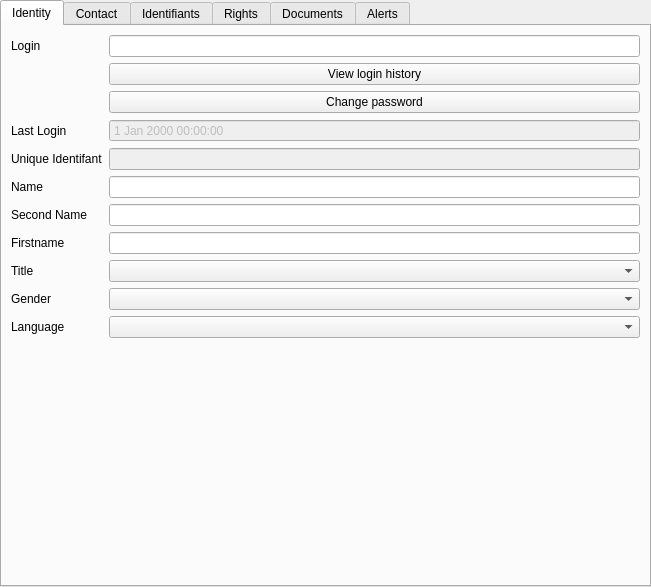
Before: the Qt Designer form plugins/usermanagerplugin/widgets/userviewer.ui in FreeHealth/freehealth, drawn with Qt 5.
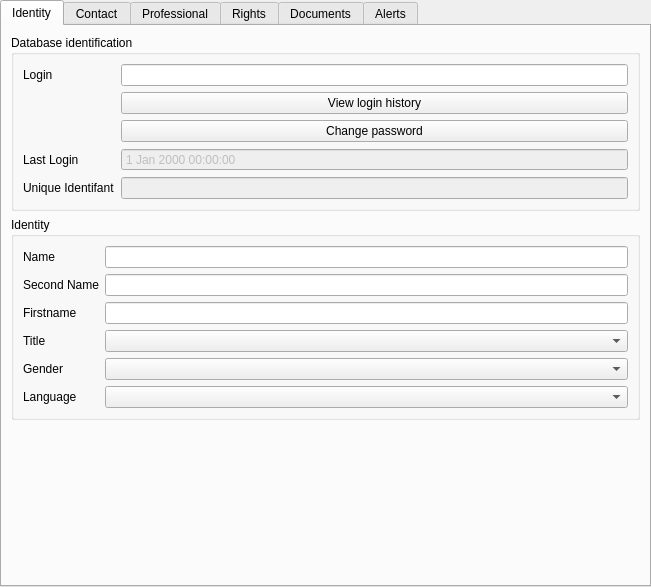
After: the same form once the commit is applied. The open tabs and pages were chosen to show the change. Custom widgets are drawn as their Qt base class.

Commit message:
User: - lots of work - integration of UserManger as a FMF Mode - better management of MySQL connections - high level of security in MySQL configuration (two level of connection : MySQL sever and FreeMedForms database)
Utils:
- Database : better management of MySQL connections

What changed in the file:
```diff
--- a/plugins/usermanagerplugin/widgets/userviewer.ui
+++ b/plugins/usermanagerplugin/widgets/userviewer.ui
@@ -40,8 +40,25 @@
         <string>Identity</string>
        </attribute>
        <layout class="QGridLayout" name="gridLayout">
+        <item row="2" column="0">
+         <spacer name="verticalSpacer">
+          <property name="orientation">
+           <enum>Qt::Vertical</enum>
+          </property>
+          <property name="sizeHint" stdset="0">
+           <size>
+            <width>20</width>
+            <height>40</height>
+           </size>
+          </property>
+         </spacer>
+        </item>
         <item row="0" column="0">
-         <layout class="QFormLayout" name="formLayout">
+         <widget class="QGroupBox" name="groupBox">
+          <property name="title">
+           <string>Database identification</string>
+          </property>
+          <layout class="QFormLayout" name="formLayout_3">
           <item row="0" column="0">
            <widget class="QLabel" name="label">
             <property name="text">
@@ -52,20 +69,6 @@
           <item row="0" column="1">
            <widget class="QLineEdit" name="loginLineEdit"/>
           </item>
-          <item row="1" column="1">
-           <widget class="QPushButton" name="but_viewHistory">
-            <property name="text">
-             <string>View login history</string>
-            </property>
-           </widget>
-          </item>
-          <item row="2" column="1">
-           <widget class="QPushButton" name="but_changePassword">
-            <property name="text">
-             <string>Change password</string>
-            </property>
-           </widget>
-          </item>
           <item row="3" column="0">
            <widget class="QLabel" name="label_7">
             <property name="text">
@@ -115,80 +118,115 @@
             </property>
            </widget>
           </item>
-          <item row="5" column="0">
+           <item row="1" column="1">
+            <widget class="QPushButton" name="but_viewHistory">
+             <property name="text">
+              <string>View login history</string>
+             </property>
+            </widget>
+           </item>
+           <item row="2" column="1">
+            <widget class="QPushButton" name="but_changePassword">
+             <property name="text">
+              <string>Change password</string>
+             </property>
+            </widget>
+           </item>
+          </layout>
+         </widget>
+        </item>
+        <item row="1" column="0">
+         <widget class="QGroupBox" name="groupBox_2">
+          <property name="title">
+           <string>Identity</string>
+          </property>
+          <layout class="QFormLayout" name="formLayout_4">
+           <item row="0" column="0">
            <widget class="QLabel" name="label_4">
             <property name="text">
              <string>Name</string>
             </property>
            </widget>
           </item>
-          <item row="5" column="1">
+           <item row="0" column="1">
            <widget class="QLineEdit" name="nameLineEdit"/>
           </item>
-          <item row="6" column="0">
+           <item row="1" column="0">
            <widget class="QLabel" name="label_5">
             <property name="text">
              <string>Second Name</string>
             </property>
            </widget>
           </item>
-          <item row="6" column="1">
+           <item row="1" column="1">
            <widget class="QLineEdit" name="secNameLineEdit"/>
           </item>
-          <item row="7" column="0">
+           <item row="2" column="0">
            <widget class="QLabel" name="label_6">
             <property name="text">
              <string>Firstname</string>
             </property>
            </widget>
           </item>
-          <item row="7" column="1">
+           <item row="2" column="1">
            <widget class="QLineEdit" name="firstnameLineEdit"/>
           </item>
-          <item row="8" column="0">
+           <item row="3" column="0">
            <widget class="QLabel" name="label_3">
             <property name="text">
              <string>Title</string>
             </property>
            </widget>
           </item>
-          <item row="8" column="1">
+           <item row="3" column="1">
            <widget class="QComboBox" name="titleCombo"/>
           </item>
-          <item row="9" column="0">
+           <item row="4" column="0">
            <widget class="QLabel" name="label_8">
             <property name="text">
              <string>Gender</string>
             </property>
            </widget>
           </item>
-          <item row="9" column="1">
+           <item row="4" column="1">
            <widget class="QComboBox" name="genderCombo"/>
           </item>
-          <item row="10" column="0">
+           <item row="5" column="0">
            <widget class="QLabel" name="label_21">
             <property name="text">
              <string>Language</string>
             </property>
            </widget>
           </item>
-          <item row="10" column="1">
+           <item row="5" column="1">
            <widget class="Views::LanguageComboBox" name="languageCombo"/>
           </item>
          </layout>
-        </item>
-        <item row="1" column="0">
-         <spacer name="verticalSpacer">
-          <property name="orientation">
-           <enum>Qt::Vertical</enum>
-          </property>
-          <property name="sizeHint" stdset="0">
-           <size>
-            <width>20</width>
-            <height>40</height>
-           </size>
-          </property>
-         </spacer>
+          <zorder>languageCombo</zorder>
+          <zorder>label_6</zorder>
+          <zorder>genderCombo</zorder>
+          <zorder>label_8</zorder>
+          <zorder>titleCombo</zorder>
+          <zorder>label_5</zorder>
+          <zorder>secNameLineEdit</zorder>
+          <zorder>label_3</zorder>
+          <zorder>firstnameLineEdit</zorder>
+          <zorder>label_4</zorder>
+          <zorder>label_21</zorder>
+          <zorder>nameLineEdit</zorder>
+          <zorder>genderCombo</zorder>
+          <zorder>label_6</zorder>
+          <zorder>languageCombo</zorder>
+          <zorder>label_8</zorder>
+          <zorder>titleCombo</zorder>
+          <zorder>label_5</zorder>
+          <zorder>secNameLineEdit</zorder>
+          <zorder>label_3</zorder>
+          <zorder>firstnameLineEdit</zorder>
+          <zorder>label_4</zorder>
+          <zorder>label_21</zorder>
+          <zorder>nameLineEdit</zorder>
+         </widget>
         </item>
        </layout>
       </widget>
@@ -320,7 +358,7 @@
       </widget>
       <widget class="QWidget" name="tabDatas">
        <attribute name="title">
-        <string>Identifiants</string>
+        <string>Professional</string>
        </attribute>
        <layout class="QGridLayout" name="gridLayout_7">
         <item row="0" column="0">
```
Left out of the diff: 2 changed lines with no effect on the pictures. Lines whose indentation alone changed are shown as unchanged. The commit also changes 26 other files.
